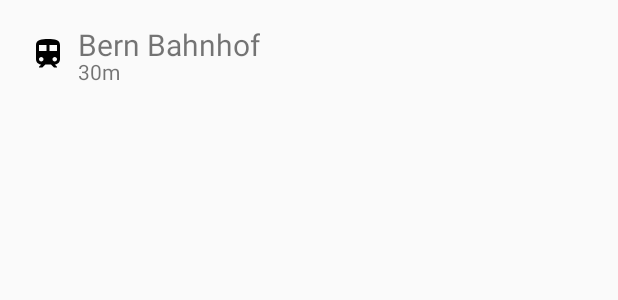
After one commit to FaKiieZ/FindYourWay, an Android app: the layout location_listitem.xml on its own in the app's theme, with its tools: preview values and no code run, on a phone screen of 412 x 824 dp. The commit adds this screen. Shown: the top 300 px of the screen. Run offline under Robolectric (Android 15) with nearby library versions, the phone set to English and light mode, and no system bars; network calls fail.

Commit message:
location bus and train icon

```diff
--- a/app/src/main/java/ch/bbcag/findyourway/helper/TransportOpendataJsonParser.java
+++ b/app/src/main/java/ch/bbcag/findyourway/helper/TransportOpendataJsonParser.java
@@ -124,8 +124,9 @@ public class TransportOpendataJsonParser {
             String category = row.getString("category");
             String number = row.getString("number");
             String departureString = row.getJSONObject("stop").getString("departureTimestamp");
+            String platform = row.getJSONObject("stop").getString("platform");
             Date departure = new Date(Long.parseLong(departureString) * 1000L);
-            list.add(new Connection(from, to, duration, service, departure, category, number));
+            list.add(new Connection(from, to, duration, service, departure, category, number, platform));
         }
         return list;
     }
--- a/app/src/main/java/ch/bbcag/findyourway/model/Connection.java
+++ b/app/src/main/java/ch/bbcag/findyourway/model/Connection.java
@@ -22,7 +22,7 @@ public class Connection {
 
     }
 
-    public Connection(Location from, Location to, Time duration, String service, Date departure, String category, String number){
+    public Connection(Location from, Location to, Time duration, String service, Date departure, String category, String number, String platform){
         setFrom(from);
         setTo(to);
         setDuration(duration);
@@ -30,6 +30,7 @@ public class Connection {
         setDeparture(departure);
         setCategory(category);
         setNumber(number);
+        setPlatform(platform);
     }
 
     public Location getFrom() {
--- a/app/src/main/java/ch/bbcag/findyourway/model/Stop.java
+++ b/app/src/main/java/ch/bbcag/findyourway/model/Stop.java
@@ -7,7 +7,7 @@ public class Stop {
     private Time Arrival;
     private Time Departure;
     private Integer Delay;
-    private int Platform;
+    private Integer Platform;
 
     public Location getStation() {
         return Station;
@@ -41,7 +41,7 @@ public class Stop {
         Delay = delay;
     }
 
-    public int getPlatform() {
+    public Integer getPlatform() {
         return Platform;
     }
 
--- /dev/null
+++ b/app/src/main/res/drawable/ic_train_black_24dp.xml
@@ -0,0 +1,9 @@
+<vector xmlns:android="http://schemas.android.com/apk/res/android"
+        android:width="24dp"
+        android:height="24dp"
+        android:viewportWidth="24.0"
+        android:viewportHeight="24.0">
+    <path
+        android:fillColor="#FF000000"
+        android:pathData="M12,2c-4,0 -8,0.5 -8,4v9.5C4,17.43 5.57,19 7.5,19L6,20.5v0.5h2.23l2,-2L14,19l2,2h2v-0.5L16.5,19c1.93,0 3.5,-1.57 3.5,-3.5L20,6c0,-3.5 -3.58,-4 -8,-4zM7.5,17c-0.83,0 -1.5,-0.67 -1.5,-1.5S6.67,14 7.5,14s1.5,0.67 1.5,1.5S8.33,17 7.5,17zM11,10L6,10L6,6h5v4zM13,10L13,6h5v4h-5zM16.5,17c-0.83,0 -1.5,-0.67 -1.5,-1.5s0.67,-1.5 1.5,-1.5 1.5,0.67 1.5,1.5 -0.67,1.5 -1.5,1.5z"/>
+</vector>
--- /dev/null
+++ b/app/src/main/res/layout/location_listitem.xml
@@ -0,0 +1,49 @@
+<?xml version="1.0" encoding="utf-8"?>
+<android.support.constraint.ConstraintLayout xmlns:android="http://schemas.android.com/apk/res/android"
+    xmlns:app="http://schemas.android.com/apk/res-auto"
+    xmlns:tools="http://schemas.android.com/tools"
+    android:layout_width="match_parent"
+    android:layout_height="72dp"
+    android:paddingEnd="16dp"
+    android:paddingStart="16dp">
+
+    <ImageView
+        android:id="@+id/imageViewIcon"
+        android:layout_width="24dp"
+        android:layout_height="24dp"
+        android:layout_marginStart="4dp"
+        android:layout_marginTop="24dp"
+        android:visibility="visible"
+        app:layout_constraintStart_toStartOf="parent"
+        app:layout_constraintTop_toTopOf="parent"
+        app:srcCompat="@drawable/ic_train_black_24dp" />
+
+    <TextView
+        android:id="@+id/textViewName"
+        android:layout_width="wrap_content"
+        android:layout_height="24dp"
+        android:layout_marginStart="8dp"
+        android:layout_marginTop="16dp"
+        android:text="Bern Bahnhof"
+        android:textSize="20sp"
+        app:layout_constraintStart_toEndOf="@+id/imageViewIcon"
+        app:layout_constraintTop_toTopOf="parent" />
+
+    <TextView
+        android:id="@+id/textViewDistance"
+        android:layout_width="wrap_content"
+        android:layout_height="20dp"
+        android:layout_marginBottom="16dp"
+        android:layout_marginStart="8dp"
+        app:layout_constraintBottom_toBottomOf="parent"
+        app:layout_constraintStart_toEndOf="@+id/imageViewIcon"
+        app:layout_constraintTop_toBottomOf="@+id/textViewName"
+        tools:text="30m" />
+
+    <android.support.constraint.Guideline
+        android:id="@+id/guideline"
+        android:layout_width="wrap_content"
+        android:layout_height="wrap_content"
+        android:orientation="horizontal"
+        app:layout_constraintGuide_begin="20dp" />
+</android.support.constraint.ConstraintLayout>
```
Also changed, not shown: app/src/main/java/ch/bbcag/findyourway/model/Location.java (+9 -0 lines), app/src/main/java/ch/bbcag/findyourway/views/ConnectionListAdapter.java (+5 -4 lines), app/src/main/java/ch/bbcag/findyourway/views/LocationListAdapter.java (added, +46 -0 lines), app/src/main/java/ch/bbcag/findyourway/views/TabSearchFragment.java (+28 -5 lines), app/src/main/res/drawable/ic_directions_bus_black_24dp.xml (added, +9 -0 lines), app/src/main/res/layout/connection_listitem.xml (+0 -13 lines), app/src/main/res/layout/list_item.xml (deleted, +0 -36 lines).
